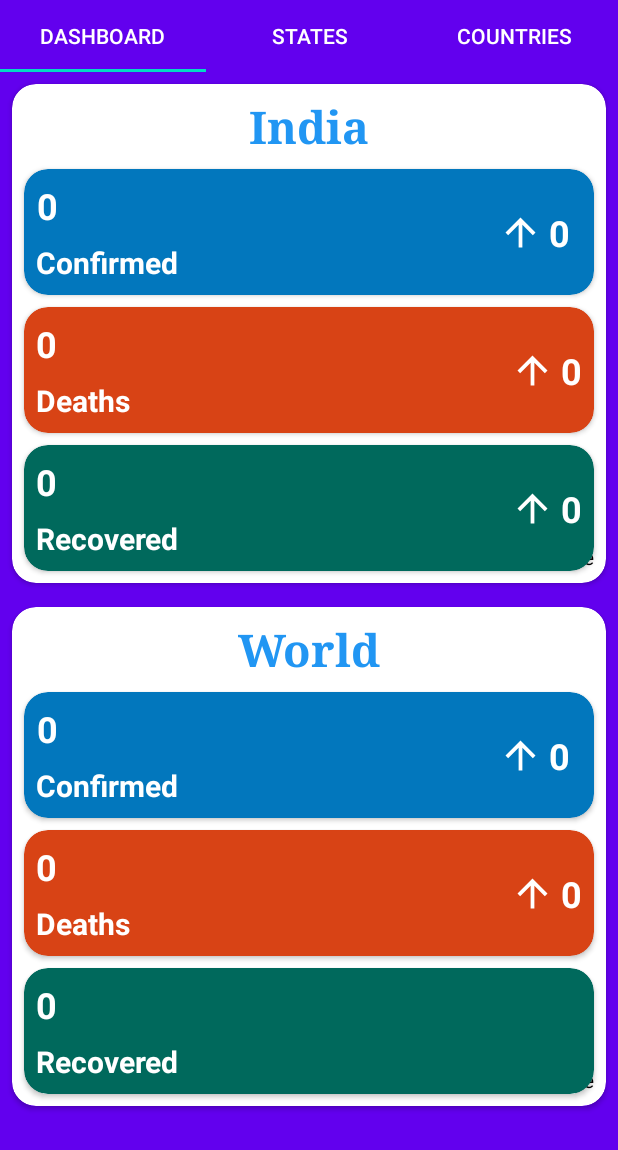
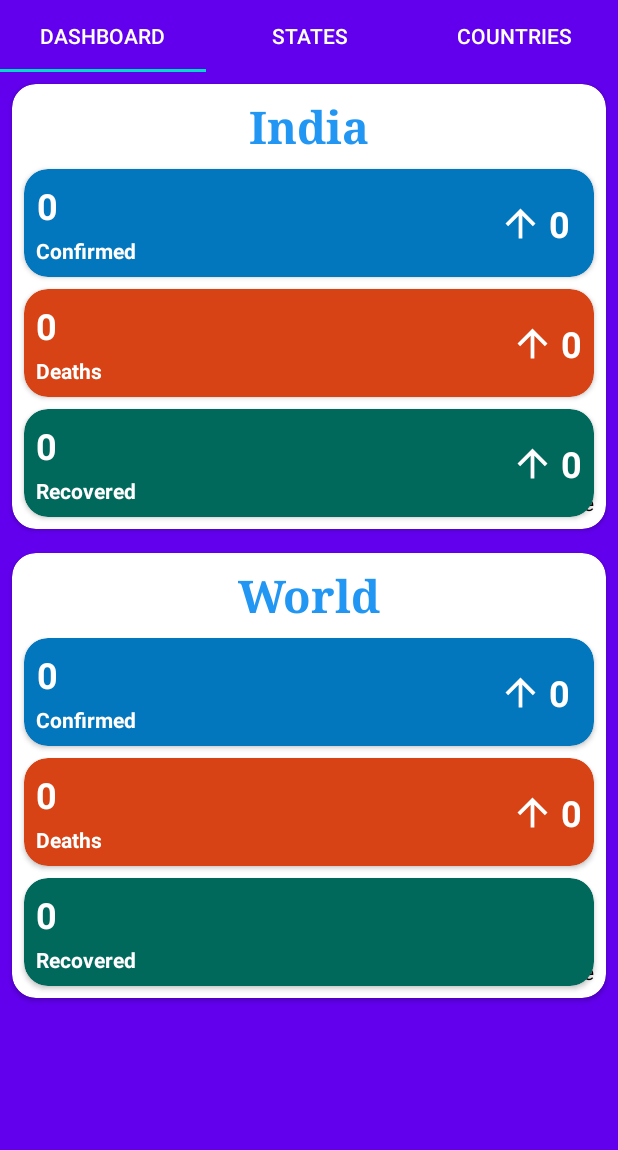
Before and after one commit to ajithr1/Corona, an Android app: the screen it shows after launch (MainActivity), on a phone screen of 412 x 824 dp. Shown: the top 1150 px of the screen. Run offline under Robolectric (Android 15) with nearby library versions, the phone set to English and light mode, and no system bars.

Commit message:
Minor fixes.

```diff
--- a/app/build.gradle
+++ b/app/build.gradle
@@ -9,7 +9,7 @@ android {
         minSdkVersion 21
         targetSdkVersion 29
         versionCode 2
-        versionName "3.0"
+        versionName "3.0.1"
 
         testInstrumentationRunner "androidx.test.runner.AndroidJUnitRunner"
     }
--- a/app/src/main/java/com/ajith/covid_19/dashboard/DashBoard.java
+++ b/app/src/main/java/com/ajith/covid_19/dashboard/DashBoard.java
@@ -53,8 +53,8 @@ public class DashBoard extends Fragment {
         s4 = view.findViewById(R.id.w_t_c);
         s5 = view.findViewById(R.id.w_t_d);
 
-        p1 = view.findViewById(R.id.progress_world);
-        p2 = view.findViewById(R.id.progress_india);
+        p2 = view.findViewById(R.id.progress_world);
+        p1 = view.findViewById(R.id.progress_india);
 
         p1.setVisibility(View.VISIBLE);
         p2.setVisibility(View.VISIBLE);
--- a/app/src/main/res/layout/fragment_dash_board.xml
+++ b/app/src/main/res/layout/fragment_dash_board.xml
@@ -85,11 +85,11 @@
                                 android:layout_width="wrap_content"
                                 android:layout_height="wrap_content"
                                 android:layout_marginStart="8dp"
-                                android:layout_marginTop="8dp"
+                                android:layout_marginTop="4dp"
                                 android:layout_marginBottom="8dp"
                                 android:text="@string/corona_cases"
                                 android:textColor="@android:color/white"
-                                android:textSize="20sp"
+                                android:textSize="14sp"
                                 android:textStyle="bold"
                                 app:layout_constraintBottom_toBottomOf="parent"
                                 app:layout_constraintEnd_toEndOf="parent"
@@ -157,11 +157,11 @@
                                 android:layout_width="wrap_content"
                                 android:layout_height="wrap_content"
                                 android:layout_marginStart="8dp"
-                                android:layout_marginTop="8dp"
+                                android:layout_marginTop="4dp"
                                 android:layout_marginBottom="8dp"
                                 android:text="@string/deaths"
                                 android:textColor="@android:color/white"
-                                android:textSize="20sp"
+                                android:textSize="14sp"
                                 android:textStyle="bold"
                                 app:layout_constraintBottom_toBottomOf="parent"
                                 app:layout_constraintEnd_toEndOf="parent"
@@ -191,6 +191,16 @@
                                 app:layout_constraintBottom_toBottomOf="parent"
                                 app:layout_constraintEnd_toStartOf="@+id/i_t_d"
                                 app:layout_constraintTop_toTopOf="parent" />
+
+                            <ProgressBar
+                                android:id="@+id/progress_india"
+                                style="?android:attr/progressBarStyle"
+                                android:layout_width="wrap_content"
+                                android:layout_height="wrap_content"
+                                app:layout_constraintBottom_toBottomOf="parent"
+                                app:layout_constraintEnd_toStartOf="parent"
+                                app:layout_constraintStart_toEndOf="parent"
+                                app:layout_constraintTop_toTopOf="parent" />
                         </androidx.constraintlayout.widget.ConstraintLayout>
                     </androidx.cardview.widget.CardView>
 
@@ -217,11 +227,11 @@
                                 android:layout_width="wrap_content"
                                 android:layout_height="wrap_content"
                                 android:layout_marginStart="8dp"
-                                android:layout_marginTop="8dp"
+                                android:layout_marginTop="4dp"
                                 android:layout_marginBottom="8dp"
                                 android:text="@string/recovered"
                                 android:textColor="@android:color/white"
-                                android:textSize="20sp"
+                                android:textSize="14sp"
                                 android:textStyle="bold"
                                 app:layout_constraintBottom_toBottomOf="parent"
                                 app:layout_constraintEnd_toEndOf="parent"
@@ -277,16 +287,6 @@
                         android:textColor="@android:color/black"
                         app:layout_constraintBottom_toBottomOf="parent"
                         app:layout_constraintEnd_toEndOf="parent" />
-
-                    <ProgressBar
-                        android:id="@+id/progress_india"
-                        style="?android:attr/progressBarStyle"
-                        android:layout_width="wrap_content"
-                        android:layout_height="wrap_content"
-                        app:layout_constraintBottom_toBottomOf="parent"
-                        app:layout_constraintEnd_toEndOf="parent"
-                        app:layout_constraintStart_toStartOf="parent"
-                        app:layout_constraintTop_toTopOf="parent" />
 
                 </androidx.constraintlayout.widget.ConstraintLayout>
             </androidx.cardview.widget.CardView>
@@ -358,11 +358,11 @@
                                 android:layout_width="wrap_content"
                                 android:layout_height="wrap_content"
                                 android:layout_marginStart="8dp"
-                                android:layout_marginTop="8dp"
+                                android:layout_marginTop="4dp"
                                 android:layout_marginBottom="8dp"
                                 android:text="@string/corona_cases"
                                 android:textColor="@android:color/white"
-                                android:textSize="20sp"
+                                android:textSize="14sp"
                                 android:textStyle="bold"
                                 app:layout_constraintBottom_toBottomOf="parent"
                                 app:layout_constraintEnd_toEndOf="parent"
@@ -430,11 +430,11 @@
                                 android:layout_width="wrap_content"
                                 android:layout_height="wrap_content"
                                 android:layout_marginStart="8dp"
-                                android:layout_marginTop="8dp"
+                                android:layout_marginTop="4dp"
                                 android:layout_marginBottom="8dp"
                                 android:text="@string/deaths"
                                 android:textColor="@android:color/white"
-                                android:textSize="20sp"
+                                android:textSize="14sp"
                                 android:textStyle="bold"
                                 app:layout_constraintBottom_toBottomOf="parent"
                                 app:layout_constraintEnd_toEndOf="parent"
@@ -464,6 +464,16 @@
                                 app:layout_constraintBottom_toBottomOf="parent"
                                 app:layout_constraintEnd_toStartOf="@+id/w_t_d"
                                 app:layout_constraintTop_toTopOf="parent" />
+
+                            <ProgressBar
+                                android:id="@+id/progress_world"
+                                style="?android:attr/progressBarStyle"
+                                android:layout_width="wrap_content"
+                                android:layout_height="wrap_content"
+                                app:layout_constraintBottom_toBottomOf="parent"
+                                app:layout_constraintEnd_toStartOf="parent"
+                                app:layout_constraintStart_toEndOf="parent"
+                                app:layout_constraintTop_toTopOf="parent" />
                         </androidx.constraintlayout.widget.ConstraintLayout>
                     </androidx.cardview.widget.CardView>
 
@@ -489,11 +499,11 @@
                                 android:layout_width="wrap_content"
                                 android:layout_height="wrap_content"
                                 android:layout_marginStart="8dp"
-                                android:layout_marginTop="8dp"
+                                android:layout_marginTop="4dp"
                                 android:layout_marginBottom="8dp"
                                 android:text="@string/recovered"
                                 android:textColor="@android:color/white"
-                                android:textSize="20sp"
+                                android:textSize="14sp"
                                 android:textStyle="bold"
                                 app:layout_constraintBottom_toBottomOf="parent"
                                 app:layout_constraintEnd_toEndOf="parent"
@@ -529,16 +539,6 @@
                         app:layout_constraintBottom_toBottomOf="parent"
                         app:layout_constraintEnd_toEndOf="parent" />
 
-                    <ProgressBar
-                        android:id="@+id/progress_world"
-                        style="?android:attr/progressBarStyle"
-                        android:layout_width="wrap_content"
-                        android:layout_height="wrap_content"
-                        app:layout_constraintBottom_toBottomOf="parent"
-                        app:layout_constraintEnd_toEndOf="parent"
-                        app:layout_constraintStart_toStartOf="parent"
-                        app:layout_constraintTop_toTopOf="parent" />
-
                 </androidx.constraintlayout.widget.ConstraintLayout>
             </androidx.cardview.widget.CardView>
         </LinearLayout>
--- a/app/src/main/res/layout/list_countries.xml
+++ b/app/src/main/res/layout/list_countries.xml
@@ -68,7 +68,7 @@
                     android:layout_marginBottom="8dp"
                     android:text="@string/corona_cases"
                     android:textColor="@android:color/white"
-                    android:textSize="20sp"
+                    android:textSize="14sp"
                     android:textStyle="bold"
                     app:layout_constraintBottom_toBottomOf="parent"
                     app:layout_constraintEnd_toEndOf="parent"
@@ -139,7 +139,7 @@
                     android:layout_marginBottom="8dp"
                     android:text="@string/deaths"
                     android:textColor="@android:color/white"
-                    android:textSize="20sp"
+                    android:textSize="14sp"
                     android:textStyle="bold"
                     app:layout_constraintBottom_toBottomOf="parent"
                     app:layout_constraintEnd_toEndOf="parent"
@@ -197,7 +197,7 @@
                     android:layout_marginBottom="8dp"
                     android:text="@string/recovered"
                     android:textColor="@android:color/white"
-                    android:textSize="20sp"
+                    android:textSize="14sp"
                     android:textStyle="bold"
                     app:layout_constraintBottom_toBottomOf="parent"
                     app:layout_constraintEnd_toEndOf="parent"
```
Also changed, not shown: app/src/main/res/layout/list_states.xml (+6 -10 lines).
